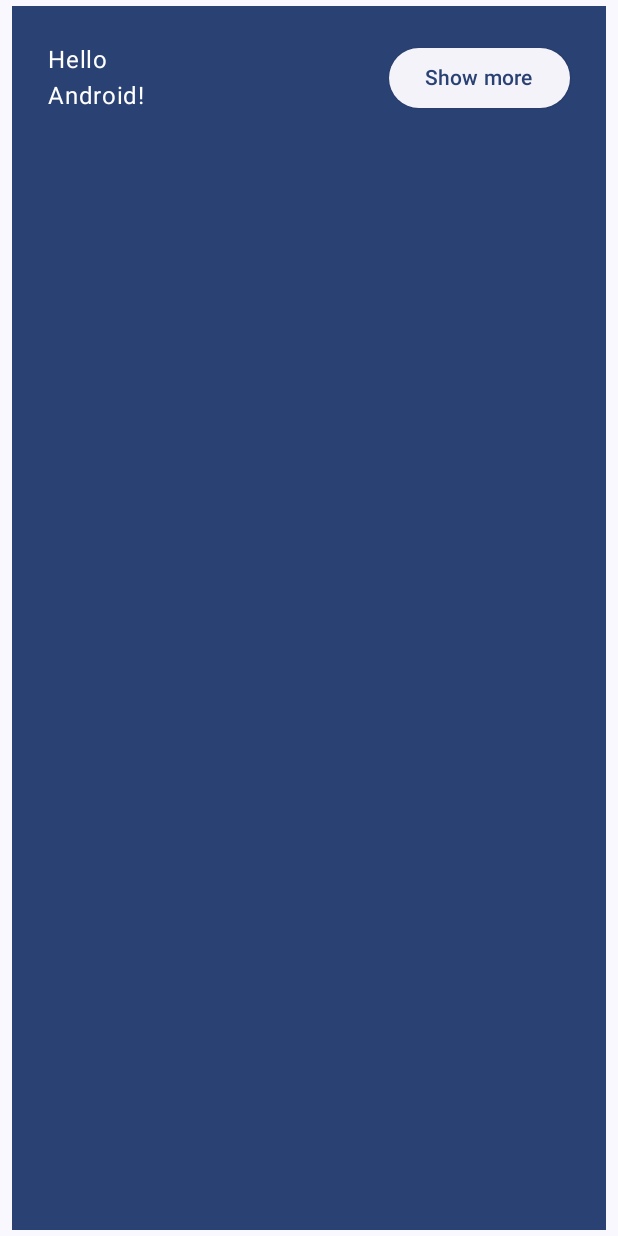
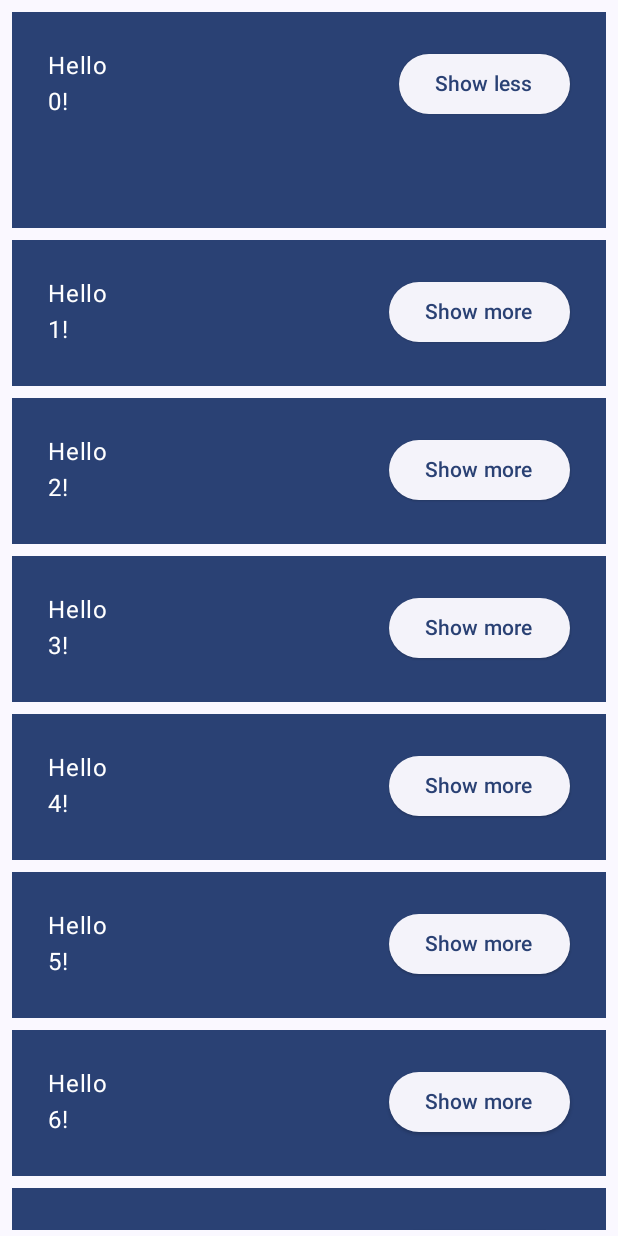
Before and after one commit to aafisk/QuestLog, an Android app built with Jetpack Compose: the screen it shows after launch (MainActivity), after a tap on "Show more", on a phone screen of 412 x 824 dp. Run offline under Robolectric (Android 15) with nearby library versions, the phone set to English and light mode, and no system bars; 1 other tap on this screen came first.

Commit message:
star images added, quest compose complete

```diff
--- a/app/build.gradle.kts
+++ b/app/build.gradle.kts
@@ -59,6 +59,7 @@ dependencies {
     implementation(libs.androidx.ui.graphics)
     implementation(libs.androidx.ui.tooling.preview)
     implementation(libs.androidx.material3)
+    //implementation(libs.androidx.material3.android)
     testImplementation(libs.junit)
     androidTestImplementation(libs.androidx.junit)
     androidTestImplementation(libs.androidx.espresso.core)
--- a/app/src/main/java/com/fishinator12/questlog/MainActivity.kt
+++ b/app/src/main/java/com/fishinator12/questlog/MainActivity.kt
@@ -4,19 +4,38 @@ import android.os.Bundle
 import androidx.activity.ComponentActivity
 import androidx.activity.compose.setContent
 import androidx.activity.enableEdgeToEdge
+import androidx.compose.animation.core.Spring
+import androidx.compose.animation.core.animateDpAsState
+import androidx.compose.animation.core.spring
+import androidx.compose.foundation.layout.Arrangement
 import androidx.compose.foundation.layout.Column
 import androidx.compose.foundation.layout.Row
 import androidx.compose.foundation.layout.fillMaxSize
 import androidx.compose.foundation.layout.fillMaxWidth
 import androidx.compose.foundation.layout.padding
 import androidx.compose.foundation.lazy.LazyColumn
+import androidx.compose.foundation.lazy.items
+import androidx.compose.foundation.Image
+import androidx.compose.foundation.border
+import androidx.compose.foundation.layout.fillMaxHeight
+import androidx.compose.foundation.layout.heightIn
+import androidx.compose.foundation.shape.RoundedCornerShape
+import androidx.compose.material3.Button
 import androidx.compose.material3.ElevatedButton
 import androidx.compose.material3.MaterialTheme
 import androidx.compose.material3.Scaffold
 import androidx.compose.material3.Surface
 import androidx.compose.material3.Text
 import androidx.compose.runtime.Composable
+import androidx.compose.runtime.getValue
+import androidx.compose.runtime.mutableStateOf
+import androidx.compose.runtime.remember
+import androidx.compose.runtime.saveable.rememberSaveable
+import androidx.compose.runtime.setValue
+import androidx.compose.ui.Alignment
 import androidx.compose.ui.Modifier
+import androidx.compose.ui.draw.clip
+import androidx.compose.ui.res.painterResource
 import androidx.compose.ui.tooling.preview.Preview
 import androidx.compose.ui.unit.dp
 import com.fishinator12.questlog.ui.theme.QuestLogTheme
@@ -31,7 +50,7 @@ class MainActivity : ComponentActivity() {
                     modifier = Modifier.fillMaxSize(),
                     color = MaterialTheme.colorScheme.background
                 ) {
-                    Greeting("Android")
+                    MyApp()
                 }
             }
         }
@@ -39,27 +58,125 @@ class MainActivity : ComponentActivity() {
 }
 
 @Composable
+fun Quest( questName: String, modifier: Modifier = Modifier ) {
+    Surface(color = MaterialTheme.colorScheme.primary,
+        modifier = modifier.clip(RoundedCornerShape(15.dp)).border(0.5.dp, MaterialTheme.colorScheme.onPrimary, RoundedCornerShape(15.dp))
+    ) {
+        Row( modifier = modifier.fillMaxWidth().heightIn(0.dp, 75.dp),
+            horizontalArrangement = Arrangement.Center,
+            verticalAlignment = Alignment.CenterVertically
+        ) {
+            Column(modifier = modifier.padding(horizontal = 16.dp).weight(2f),
+            ) {
+                Text("September 3")
+                Text("3:00 PM")
+            }
+            Text(questName, modifier = modifier.weight(3f))
+            Surface(color = MaterialTheme.colorScheme.secondary, modifier = modifier.weight(0.75f)) {
+                Image(
+                    painter = painterResource(R.drawable.star2),
+                    contentDescription = "stars",
+                    modifier = modifier.fillMaxHeight()
+                )
+            }
+        }
+    }
+}
+
+@Preview
+@Composable
+fun Quest() {
+    QuestLogTheme {
+        Quest("A task that you should really do already")
+    }
+}
+
+
+@Composable
 fun Greeting(name: String, modifier: Modifier = Modifier) {
+    var expanded by rememberSaveable { mutableStateOf(false) }
+    val extraPadding by animateDpAsState(
+        if (expanded) 48.dp else 1.dp,
+        animationSpec = spring(
+            dampingRatio = Spring.DampingRatioMediumBouncy,
+            stiffness = Spring.StiffnessLow
+        ), label = "extraPadding"
+    )
+
     Surface(color = MaterialTheme.colorScheme.primary,
         modifier = modifier.padding(vertical = 4.dp, horizontal = 8.dp)
     ) {
         Row(modifier = Modifier.padding(24.dp)) {
-            Column(modifier = Modifier.weight(1f)) {
-                Text(text = "Hello ")
+            Column(modifier = Modifier
+                .weight(1f)
+                .padding(bottom = extraPadding)) {
+                Text("Hello ")
                 Text("$name!")
             }
-            ElevatedButton(onClick = {}) {
-                Text("Show more")
+            ElevatedButton(onClick = { expanded = !expanded }) {
+                Text(if (expanded) "Show less" else "Show more")
             }
         }
     }
 }
 
 @Composable
-fun MyApp( modifier: Modifier = Modifier,
-    names: List<String> = listOf("World", "Compose", "[Name here]")) {
-    Column(modifier) {
-        for (name in names) {
+fun MyApp( modifier: Modifier = Modifier ) {
+    var shouldShowOnboarding by rememberSaveable { mutableStateOf(true) }
+
+    Surface(modifier) {
+        if (shouldShowOnboarding) {
+            OnboardingScreen(onContinueClicked = {shouldShowOnboarding = false})
+        } else {
+            Greetings()
+        }
+    }
+}
+
+@Preview
+@Composable
+fun MyAppPreview() {
+    QuestLogTheme {
+        MyApp(Modifier.fillMaxSize())
+    }
+}
+
+@Composable
+fun OnboardingScreen(modifier: Modifier = Modifier,
+                     onContinueClicked: () -> Unit
+) {
+    var shouldShowOnboarding = remember { mutableStateOf(true) }
+
+    Column( modifier = modifier.fillMaxSize(),
+        verticalArrangement = Arrangement.Center,
+        horizontalAlignment = Alignment.CenterHorizontally
+    ) {
+        Text("Welcome to the Basics Codelab!")
+        Button(
+            modifier = Modifier.padding(vertical = 24.dp),
+            onClick = onContinueClicked
+        ) {
+            Text("Continue")
+        }
+    }
+}
+
+@Preview(showBackground = true, widthDp = 320, heightDp = 320)
+@Composable
+fun OnboardingPreview() {
+    QuestLogTheme {
+        OnboardingScreen(onContinueClicked = {})
+    }
+}
+
+
+@Composable
+fun Greetings(
+    modifier: Modifier = Modifier,
+    names: List<String> = List(1000) { "$it" }
+) {
+    LazyColumn(modifier = modifier.padding(vertical = 4.dp)) {
+        items(items = names) { name ->
             Greeting(name = name)
         }
     }
@@ -67,11 +184,12 @@ fun MyApp( modifier: Modifier = Modifier,
 
 @Preview(showBackground = true, widthDp = 320)
 @Composable
-fun GreetingPreview() {
+fun GreetingsPreview() {
     QuestLogTheme {
-        MyApp()
+        Greetings()
     }
 }
+
 
 class Quest(var name: String, var category: Int,
             var weight: Int, var deadline: String,
--- a/app/src/main/java/com/fishinator12/questlog/ui/theme/Color.kt
+++ b/app/src/main/java/com/fishinator12/questlog/ui/theme/Color.kt
@@ -9,3 +9,15 @@ val Pink80 = Color(0xFFEFB8C8)
 val Purple40 = Color(0xFF6650a4)
 val PurpleGrey40 = Color(0xFF625b71)
 val Pink40 = Color(0xFF7D5260)
+
+val LGray = Color(0xFFD9D9D9)
+val Tan = Color(0xFFE8DEC8)
+val Yellow = Color(0xFFFFE119)
+val Green = Color(0xFF3CB44B)
+val Blue = Color(0xFF4363D8)
+val Orange = Color(0xFFF58231)
+val Sky = Color(0xFF5AA9E6)
+val Grass = Color(0xFF3CB44B)
+val Dirt = Color(0xFF883F2B)
+val Star = Color(0xFFFAFF00)
+val Cream = Color(0xFFF6F6F6)
--- a/app/src/main/java/com/fishinator12/questlog/ui/theme/Theme.kt
+++ b/app/src/main/java/com/fishinator12/questlog/ui/theme/Theme.kt
@@ -9,18 +9,21 @@ import androidx.compose.material3.dynamicDarkColorScheme
 import androidx.compose.material3.dynamicLightColorScheme
 import androidx.compose.material3.lightColorScheme
 import androidx.compose.runtime.Composable
+import androidx.compose.ui.graphics.Color
 import androidx.compose.ui.platform.LocalContext
 
 private val DarkColorScheme = darkColorScheme(
-    primary = Purple80,
-    secondary = PurpleGrey80,
-    tertiary = Pink80
+    primary = LGray,
+    secondary = Cream,
+    background = Color(0xFFE8DEC8)
 )
 
 private val LightColorScheme = lightColorScheme(
-    primary = Purple40,
-    secondary = PurpleGrey40,
-    tertiary = Pink40
+    primary = LGray,
+    secondary = Cream,
+    background = Color(0xFFE8DEC8),
+//    tertiary = Pink40,
+    onPrimary = Yellow
 
     /* Other default colors to override
     background = Color(0xFFFFFBFE),
--- a/gradle/libs.versions.toml
+++ b/gradle/libs.versions.toml
@@ -8,6 +8,7 @@ espressoCore = "3.5.1"
 lifecycleRuntimeKtx = "2.6.1"
 activityCompose = "1.8.0"
 composeBom = "2023.08.00"
+material3Android = "1.2.1"
 
 [libraries]
 androidx-core-ktx = { group = "androidx.core", name = "core-ktx", version.ref = "coreKtx" }
@@ -24,6 +25,7 @@ androidx-ui-tooling-preview = { group = "androidx.compose.ui", name = "ui-toolin
 androidx-ui-test-manifest = { group = "androidx.compose.ui", name = "ui-test-manifest" }
 androidx-ui-test-junit4 = { group = "androidx.compose.ui", name = "ui-test-junit4" }
 androidx-material3 = { group = "androidx.compose.material3", name = "material3" }
+#androidx-material3-android = { group = "androidx.compose.material3", name = "material3-android", version.ref = "material3Android" }
 
 [plugins]
 android-application = { id = "com.android.application", version.ref = "agp" }
```
Also changed, not shown: app/src/main/res/drawable/star1.png (added), app/src/main/res/drawable/star2.png (added), app/src/main/res/drawable/star3.png (added), app/src/main/res/drawable/star4.png (added), app/src/main/res/drawable/star5.png (added), app/src/main/res/drawable/star6.png (added), app/src/main/res/drawable/star7.png (added).
